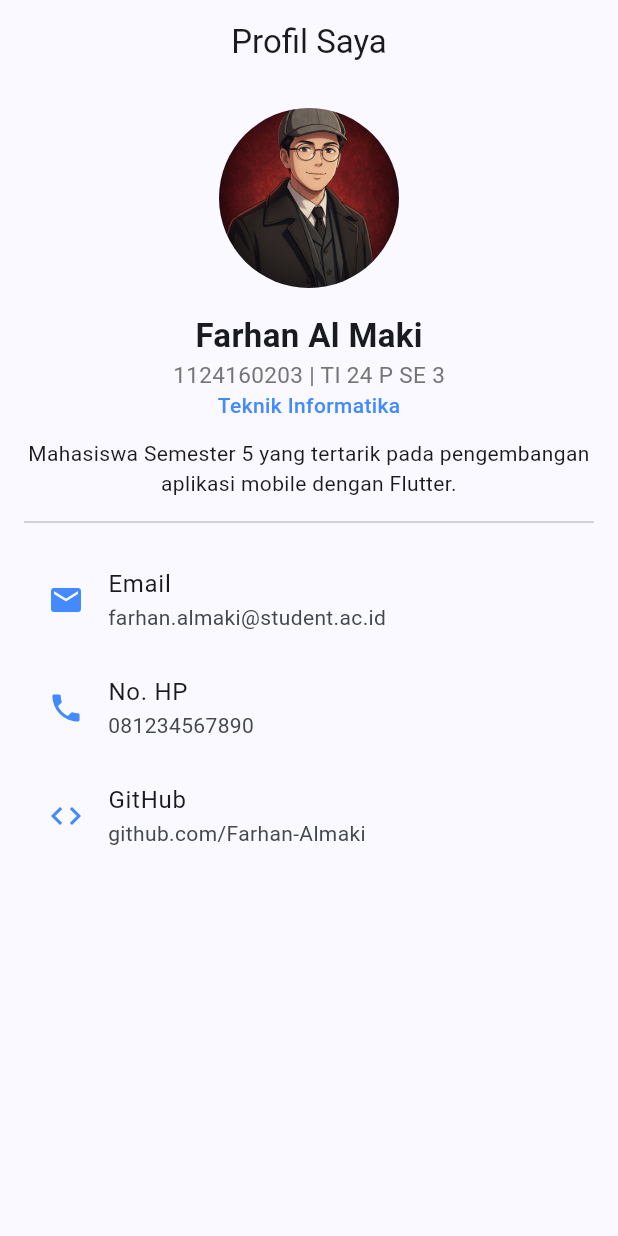
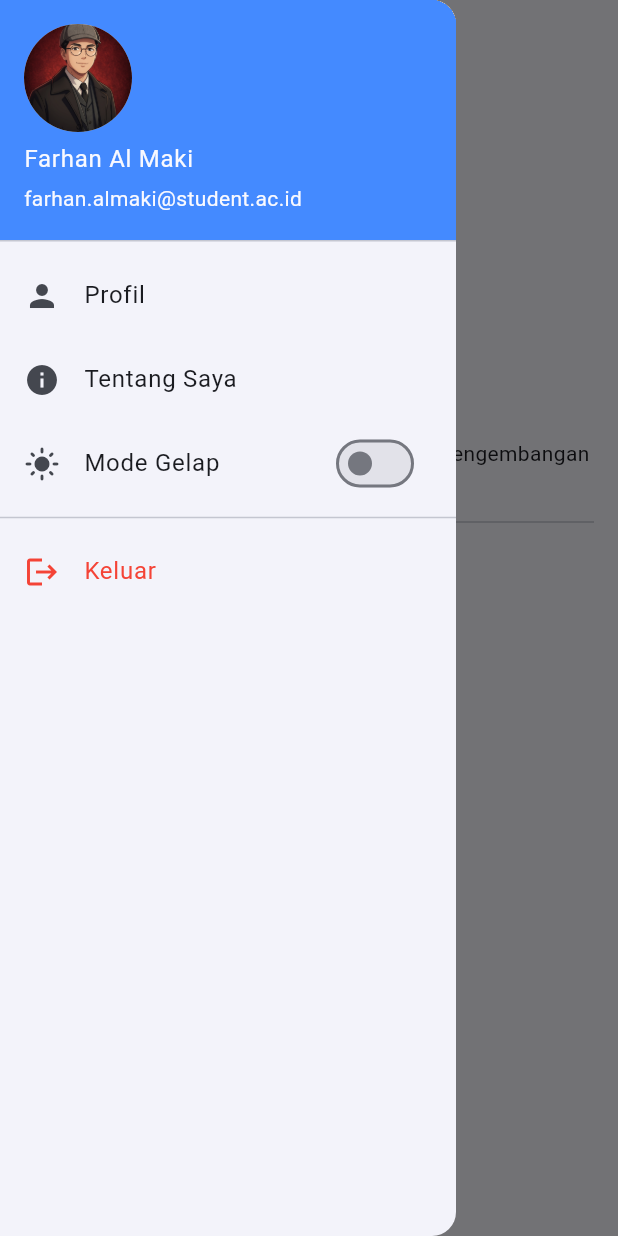
Before and after one commit to Farhan-Almaki/uts-pml-1124160203, a Flutter app: the ProfilePage screen opened directly, with the side drawer open (before the commit the screen has no drawer), on a phone screen of 412 x 824 dp. Run offline on Flutter 3.47's test engine with Material 3 defaults, Android fonts, the phone set to English and light mode, and no system bars.

Commit message:
tahap 9: tambah Drawer navigasi, switch mode gelap, dan aksi logout

```diff
--- a/soal_2_profil_app/lib/screens/profile_page.dart
+++ b/soal_2_profil_app/lib/screens/profile_page.dart
@@ -1,6 +1,9 @@
 import 'package:flutter/material.dart';
+import '../main.dart';
 import '../models/profile.dart';
 import '../widgets/info_tile.dart';
+import 'about_page.dart';
+import 'login_page.dart';
 
 class ProfilePage extends StatefulWidget {
   const ProfilePage({super.key});
@@ -23,8 +26,60 @@ class _ProfilePageState extends State<ProfilePage> {
 
   @override
   Widget build(BuildContext context) {
+    final isDarkMode = Theme.of(context).brightness == Brightness.dark;
+
     return Scaffold(
       appBar: AppBar(title: const Text('Profil Saya'), centerTitle: true),
+      drawer: Drawer(
+        child: ListView(
+          padding: EdgeInsets.zero,
+          children: [
+            UserAccountsDrawerHeader(
+              accountName: Text(myProfile.nama),
+              accountEmail: Text(myProfile.email),
+              currentAccountPicture: const CircleAvatar(
+                backgroundImage: AssetImage('assets/images/foto_profil.jpg'),
+              ),
+              decoration: const BoxDecoration(color: Colors.blueAccent),
+            ),
+            ListTile(
+              leading: const Icon(Icons.person),
+              title: const Text('Profil'),
+              onTap: () => Navigator.pop(context),
+            ),
+            ListTile(
+              leading: const Icon(Icons.info),
+              title: const Text('Tentang Saya'),
+              onTap: () {
+                Navigator.pop(context);
+                Navigator.push(
+                  context,
+                  MaterialPageRoute(builder: (context) => const AboutPage()),
+                );
+              },
+            ),
+            SwitchListTile(
+              secondary: Icon(isDarkMode ? Icons.dark_mode : Icons.light_mode),
+              title: const Text('Mode Gelap'),
+              value: isDarkMode,
+              onChanged: (bool value) {
+                themeNotifier.value = value ? ThemeMode.dark : ThemeMode.light;
+              },
+            ),
+            const Divider(),
+            ListTile(
+              leading: const Icon(Icons.logout, color: Colors.red),
+              title: const Text('Keluar', style: TextStyle(color: Colors.red)),
+              onTap: () {
+                Navigator.pushReplacement(
+                  context,
+                  MaterialPageRoute(builder: (context) => const LoginPage()),
+                );
+              },
+            ),
+          ],
+        ),
+      ),
       body: SingleChildScrollView(
         padding: const EdgeInsets.all(16.0),
         child: Column(
```
Also changed, not shown: soal_2_profil_app/lib/screens/about_page.dart (added, +12 -0 lines).
